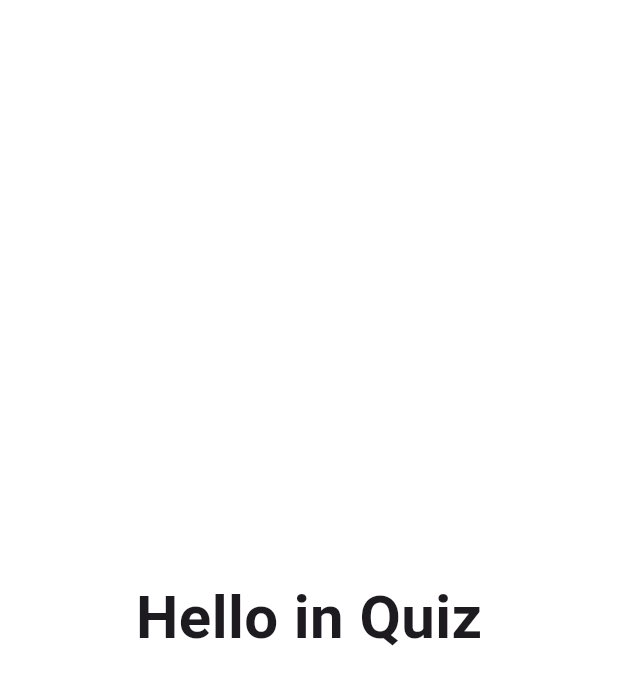
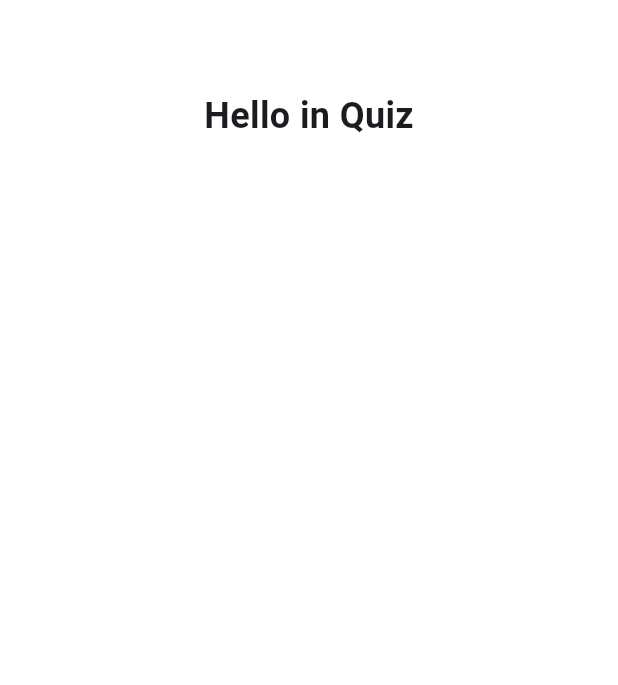
Before and after one commit to MaximDmytruk/quiz, a Flutter app: the screen it shows after launch, on a phone screen of 412 x 824 dp. Shown: the top 685 px of the screen. Run offline on Flutter 3.47's test engine with Material 3 defaults, Android fonts, the phone set to English and light mode, and no system bars.

Commit message:
Create Animated header text

```diff
--- a/lib/screens/welcome_screen/welcome_screen.dart
+++ b/lib/screens/welcome_screen/welcome_screen.dart
@@ -9,16 +9,83 @@ class WelcomeScreen extends StatefulWidget {
   State<WelcomeScreen> createState() => _WelcomeScreenState();
 }
 
-class _WelcomeScreenState extends State<WelcomeScreen> {
+class _WelcomeScreenState extends State<WelcomeScreen>
+    with TickerProviderStateMixin {
+  late AnimationController _fadeController;
+  late AnimationController _mainController;
+
+  late Animation<double> _fadeAnimation;
+  late Animation<double> _fontSizeAnimation;
+  late Animation<Alignment> _alignmentAnimation;
+
+  @override
+  void initState() {
+    super.initState();
+
+    _fadeController = AnimationController(
+      duration: const Duration(milliseconds: 400),
+      vsync: this,
+    );
+
+    _fadeAnimation = Tween<double>(
+      begin: 0,
+      end: 1,
+    ).animate(CurvedAnimation(parent: _fadeController, curve: Curves.easeIn));
+
+    _fadeController.forward();
+
+    _mainController = AnimationController(
+      duration: const Duration(seconds: 1),
+      vsync: this,
+    );
+
+    _fontSizeAnimation = Tween<double>(begin: 40, end: 24).animate(
+      CurvedAnimation(parent: _mainController, curve: Curves.easeInOut),
+    );
+
+    _alignmentAnimation = AlignmentTween(
+      begin: Alignment.center,
+      end: Alignment.topCenter,
+    ).animate(
+      CurvedAnimation(parent: _mainController, curve: Curves.easeInOut),
+    );
+
+    Future.delayed(const Duration(seconds: 1), () {
+      _mainController.forward();
+    });
+  }
+
+  @override
+  void dispose() {
+    _fadeController.dispose();
+    _mainController.dispose();
+    super.dispose();
+  }
+
   @override
   Widget build(BuildContext context) {
     return Scaffold(
       backgroundColor: Colors.white,
-      body: Center(
-        child: Text(
-          'Hello in Quiz',
-          style: TextStyle(fontSize: 40, fontWeight: FontWeight.bold),
-        ),
+      body: AnimatedBuilder(
+        animation: Listenable.merge([_fadeController, _mainController]),
+        builder: (context, widget) {
+          return Align(
+            alignment: _alignmentAnimation.value,
+            child: Opacity(
+              opacity: _fadeAnimation.value,
+              child: Padding(
+                padding: const EdgeInsets.only(top: 60),
+                child: Text(
+                  'Hello in Quiz',
+                  style: TextStyle(
+                    fontSize: _fontSizeAnimation.value,
+                    fontWeight: FontWeight.bold,
+                  ),
+                ),
+              ),
+            ),
+          );
+        },
       ),
     );
   }
```
